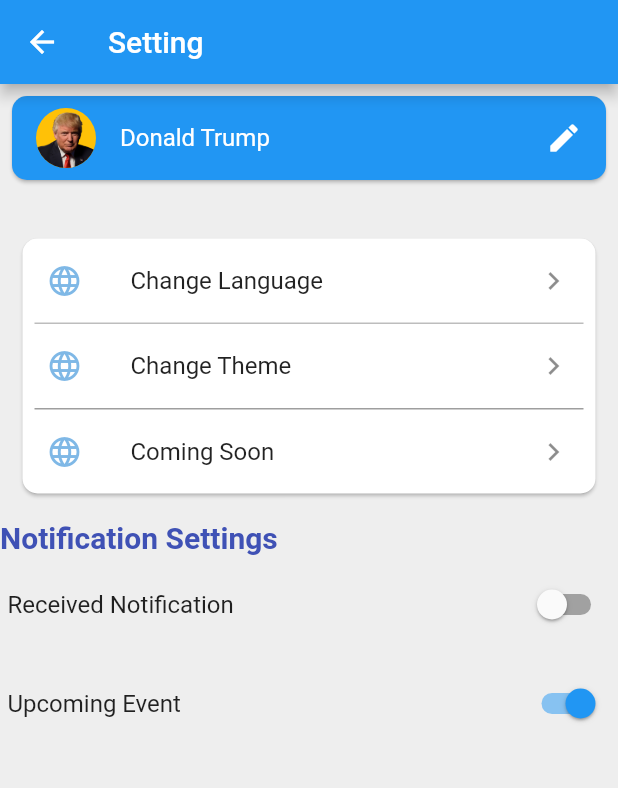
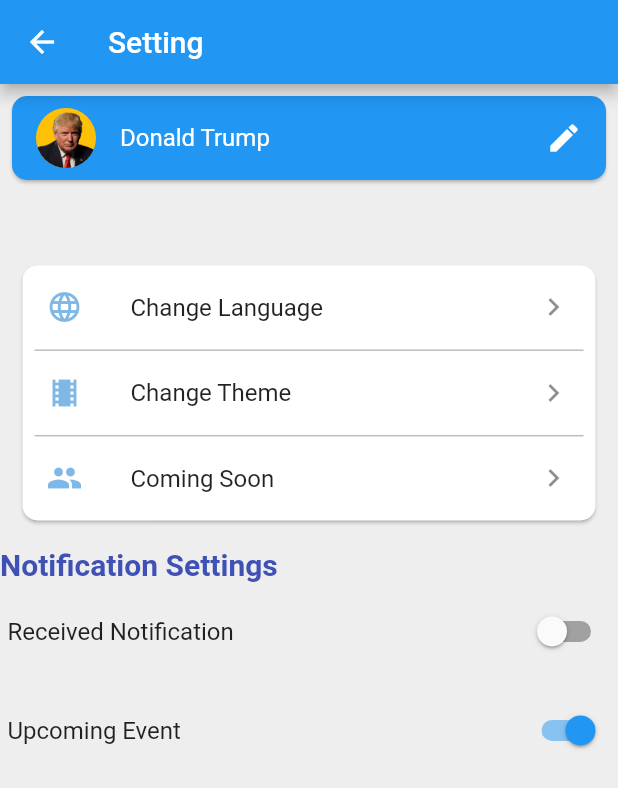
Before and after one commit to GeorgeYZJ/StCatApp_prototype, a Flutter app: the SettingPage screen opened directly, on a phone screen of 412 x 824 dp. Shown: the top 788 px of the screen. Run offline on Flutter 3.47's test engine with Material 2 defaults, Android fonts, the phone set to English and light mode, and no system bars; our stand-ins replace google_fonts; network calls fail.

Commit message:
2020/09/04

```diff
--- a/lib/setting.dart
+++ b/lib/setting.dart
@@ -6,6 +6,10 @@ class SettingPage extends StatefulWidget {
   @override
   _SettingPageState createState() => _SettingPageState();
 }
+
+double deviceHeight(BuildContext context) => MediaQuery.of(context).size.height;
+
+double deviceWidth(BuildContext context) => MediaQuery.of(context).size.width;
 
 class _SettingPageState extends State<SettingPage> {
   bool _switch1 = false;
@@ -45,8 +49,8 @@ class _SettingPageState extends State<SettingPage> {
                   },
                 ),
               ),
-              const SizedBox(
-                height: 15,
+              SizedBox(
+                height: deviceHeight(context) * 0.04,
               ),
               Card(
                 shape: RoundedRectangleBorder(
@@ -76,7 +80,7 @@ class _SettingPageState extends State<SettingPage> {
                     ListTile(
                       title: Text('Change Theme'),
                       leading: Icon(
-                        Icons.language,
+                        Icons.theaters,
                         color: Color.fromRGBO(0, 114, 206, 0.5),
                       ),
                       trailing: Icon(Icons.keyboard_arrow_right),
@@ -90,12 +94,12 @@ class _SettingPageState extends State<SettingPage> {
                       ),
                       width: double.infinity,
                       height: 1,
-                      color: Colors.grey.shade500,
+                      color: Colors.grey.shade400,
                     ),
                     ListTile(
                       title: Text('Coming Soon'),
                       leading: Icon(
-                        Icons.language,
+                        Icons.people,
                         color: Color.fromRGBO(0, 114, 206, 0.5),
                       ),
                       trailing: Icon(Icons.keyboard_arrow_right),
```
Also changed, not shown: lib/index.dart (+10 -3 lines).
